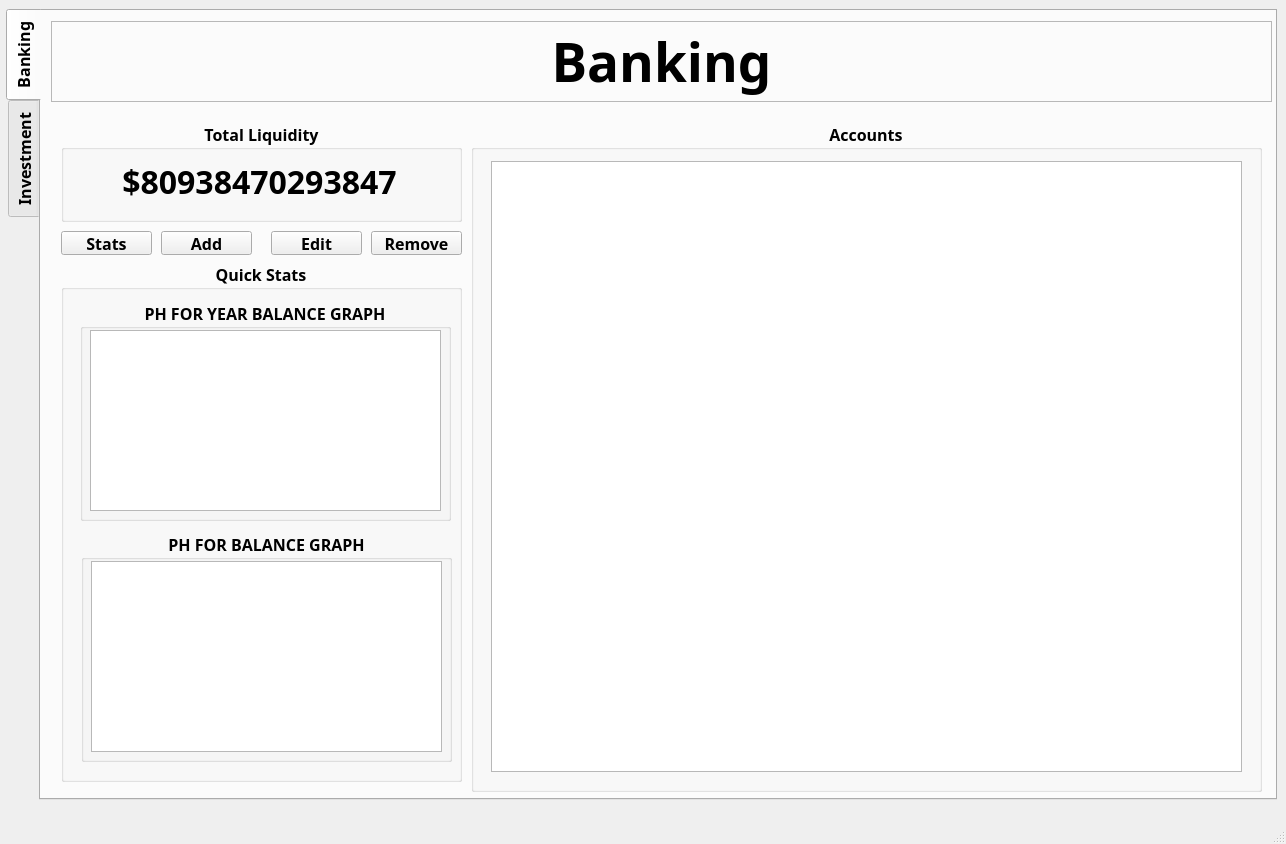
Above: mainwindow.ui from eedwards4/centsible before the change. Below: the same form after it.
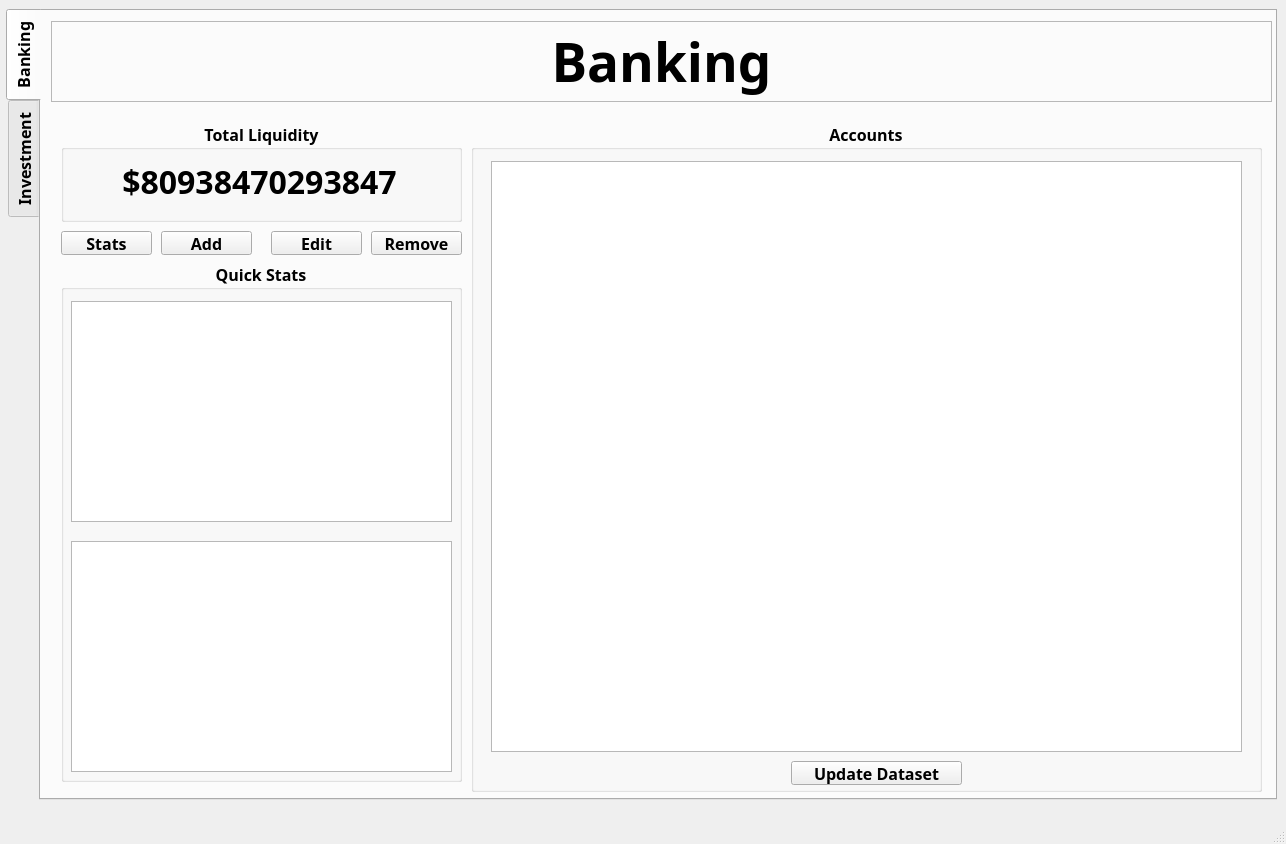
That is the form after the change. The open tabs and pages were chosen to show the change. Icons and pictures are not drawn. Custom widgets are drawn as their Qt base class.

Diff of the .ui file:
```diff
--- a/mainwindow.ui
+++ b/mainwindow.ui
@@ -152,10 +152,23 @@
          <x>20</x>
          <y>40</y>
          <width>751</width>
-         <height>611</height>
+         <height>591</height>
         </rect>
        </property>
       </widget>
+      <widget class="QPushButton" name="update_banking">
+       <property name="geometry">
+        <rect>
+         <x>320</x>
+         <y>640</y>
+         <width>171</width>
+         <height>24</height>
+        </rect>
+       </property>
+       <property name="text">
+        <string>Update Dataset</string>
+       </property>
+      </widget>
      </widget>
      <widget class="QPushButton" name="addBank">
       <property name="geometry">
@@ -211,57 +224,25 @@
       <property name="alignment">
        <set>Qt::AlignCenter</set>
       </property>
-      <widget class="QGroupBox" name="groupBox_9">
+      <widget class="QChartView" name="banking_total_graph">
        <property name="geometry">
         <rect>
-         <x>19</x>
-         <y>39</y>
-         <width>371</width>
-         <height>221</height>
-        </rect>
-       </property>
-       <property name="title">
-        <string>PH FOR YEAR BALANCE GRAPH</string>
-       </property>
-       <property name="alignment">
-        <set>Qt::AlignCenter</set>
-       </property>
-       <widget class="QChartView" name="banking_year_graph">
-        <property name="geometry">
-         <rect>
-          <x>10</x>
-          <y>30</y>
-          <width>351</width>
-          <height>181</height>
-         </rect>
-        </property>
-       </widget>
-      </widget>
-      <widget class="QGroupBox" name="groupBox_10">
-       <property name="geometry">
-        <rect>
-         <x>20</x>
-         <y>270</y>
-         <width>371</width>
+         <x>10</x>
+         <y>280</y>
+         <width>381</width>
          <height>231</height>
         </rect>
        </property>
-       <property name="title">
-        <string>PH FOR BALANCE GRAPH</string>
+      </widget>
+      <widget class="QChartView" name="banking_year_graph">
+       <property name="geometry">
+        <rect>
+         <x>10</x>
+         <y>40</y>
+         <width>381</width>
+         <height>221</height>
+        </rect>
        </property>
-       <property name="alignment">
-        <set>Qt::AlignCenter</set>
-       </property>
-       <widget class="QChartView" name="banking_total_graph">
-        <property name="geometry">
-         <rect>
-          <x>10</x>
-          <y>30</y>
-          <width>351</width>
-          <height>191</height>
-         </rect>
-        </property>
-       </widget>
       </widget>
      </widget>
      <widget class="QPushButton" name="bankStats">
```
Left out of the diff: 15 changed lines with no effect on the pictures.
